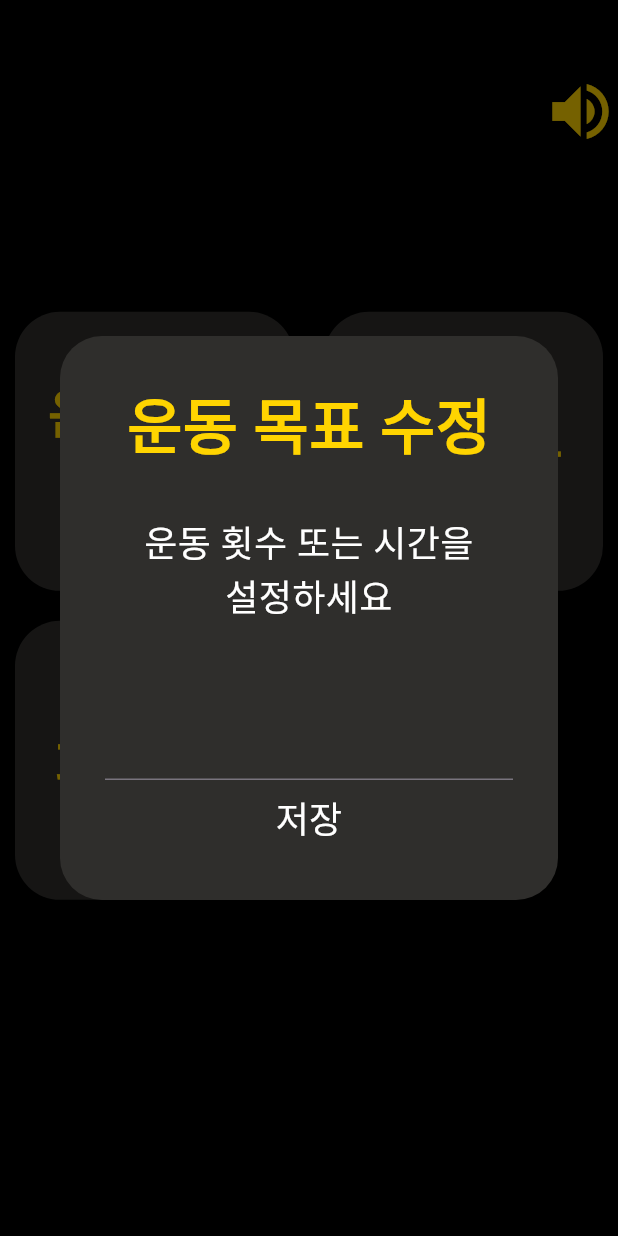
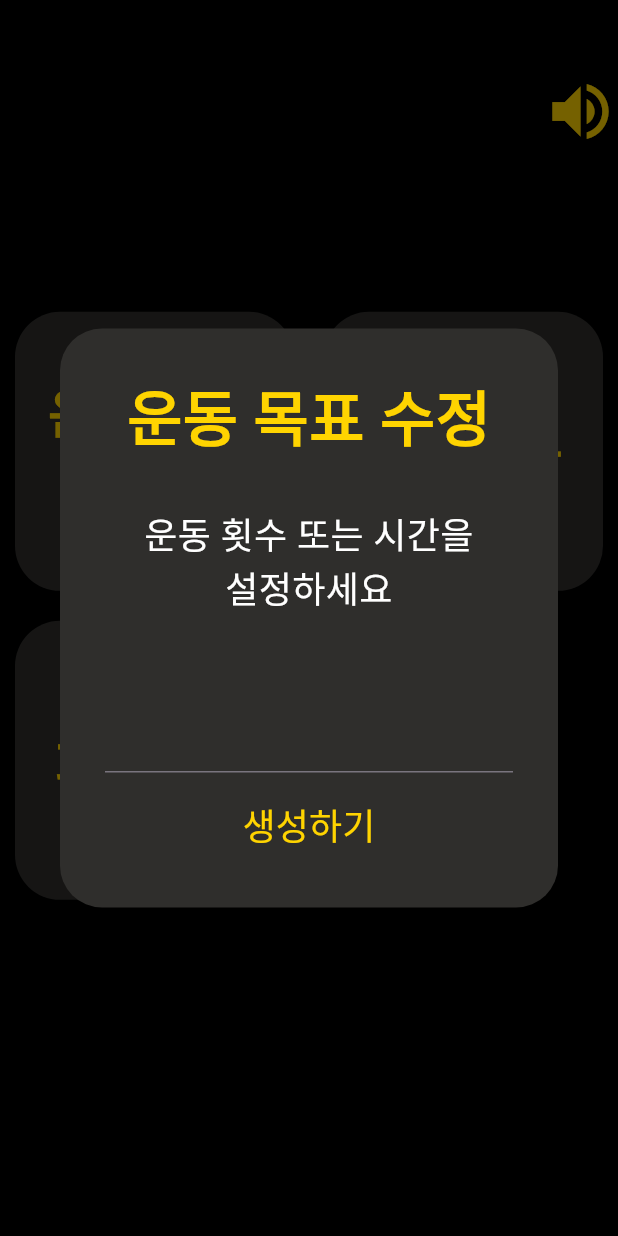
Before and after one commit to BeyondVision-NalBao/2024-BeyondVision-SolutionChallenge, a Flutter app: the Setting screen opened directly, after a tap on an icon or button, on a phone screen of 412 x 824 dp. Run offline on Flutter 3.47's test engine with Material 3 defaults, Android fonts, the phone set to English and light mode, and no system bars; our stand-ins replace camera, carousel_slider, fl_chart, google_sign_in, table_calendar.

Commit message:
design: modify font color

```diff
--- a/lib/ui/setting/widgets/edit_goal.dart
+++ b/lib/ui/setting/widgets/edit_goal.dart
@@ -51,10 +51,12 @@ class _EditGoalState extends State<EditGoal> {
             controller: _count,
             // onSubmitted: (String value) async{await showDialog()},
           ),
+          const SizedBox(height: 10),
           TextButton(
               onPressed: () {},
-              child: const Text("저장",
-                  style: TextStyle(color: Colors.white, fontSize: 24)))
+              child: const Text("생성하기",
+                  style:
+                      TextStyle(color: Color(fontYellowColor), fontSize: 24)))
         ]),
       ),
     );
```
